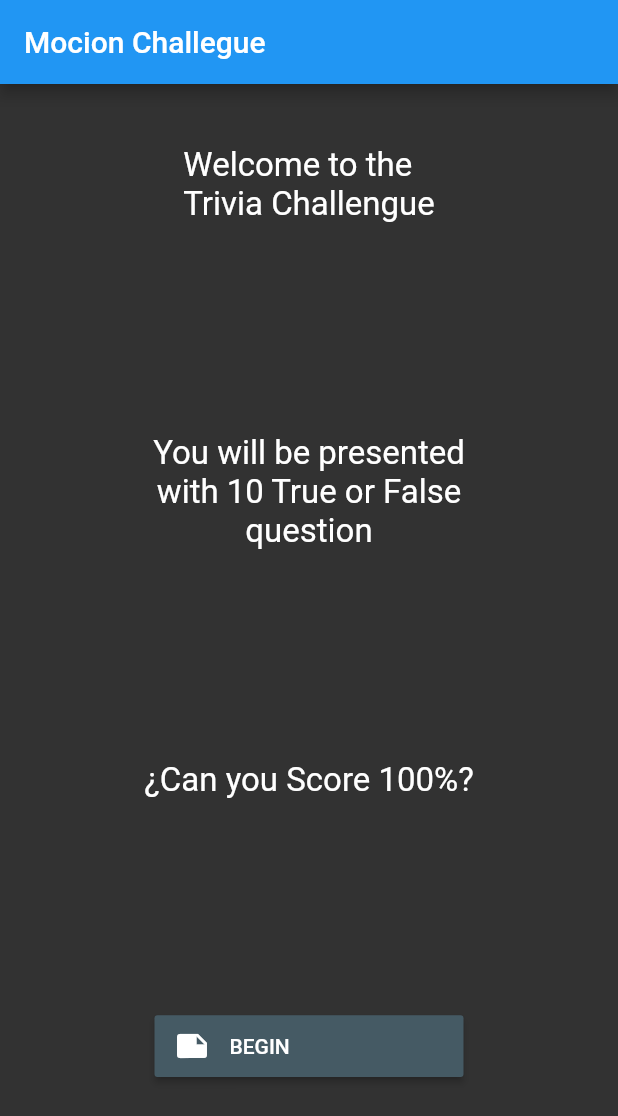
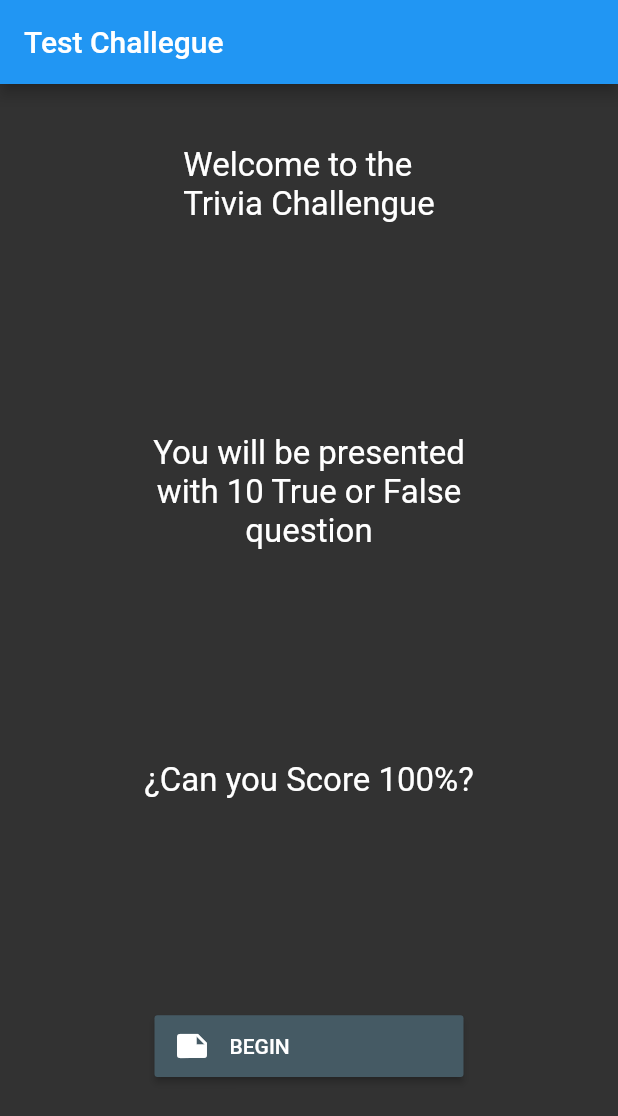
Before and after one commit to JulianGarzon-Dev/TestApp, a Flutter app: the screen it shows after launch, on a phone screen of 412 x 824 dp. Shown: the top 1116 px of the screen. Run offline on Flutter 3.47's test engine with Material 2 defaults, Android fonts, the phone set to English and light mode, and no system bars; our stand-ins replace flutter_signin_button, font_awesome_flutter.

Commit message:
Update home_page.dart

```diff
--- a/lib/scr/pages/home_page.dart
+++ b/lib/scr/pages/home_page.dart
@@ -17,7 +17,7 @@ class _HomePageState extends State<HomePage> {
   Widget build(BuildContext context) {
     return Scaffold(
         appBar: AppBar(
-          title: Text("Mocion Challegue"),
+          title: Text("Test Challegue"),
         ),
         backgroundColor: Color.fromRGBO(50, 50, 50, 1.0),
         body: initPage(context, changeTheme));
```
